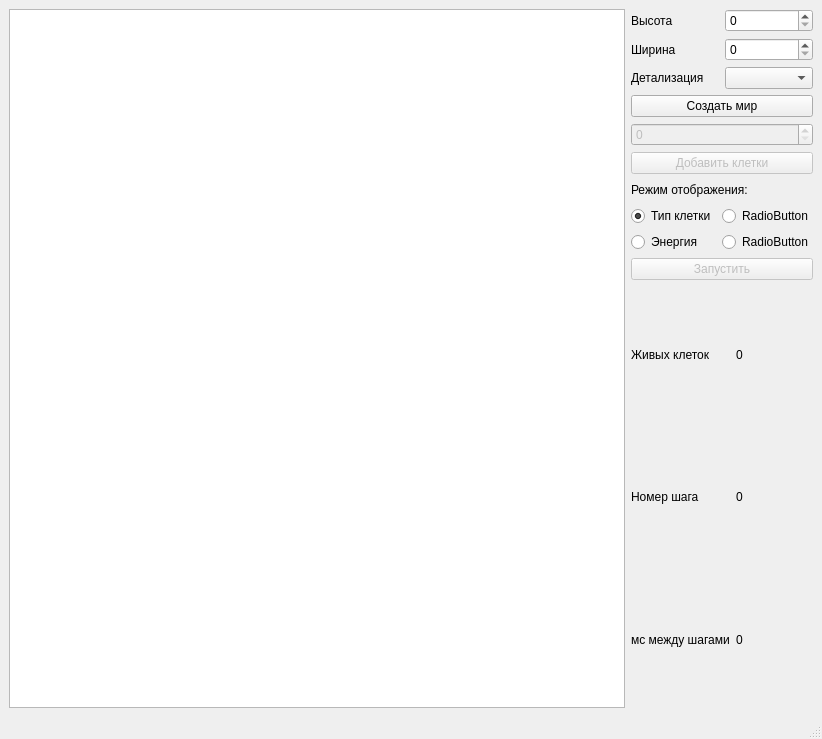
Above: mainwindow.ui from VladislavWaza/DigitalEvolution before the change. Below: the same form after it.
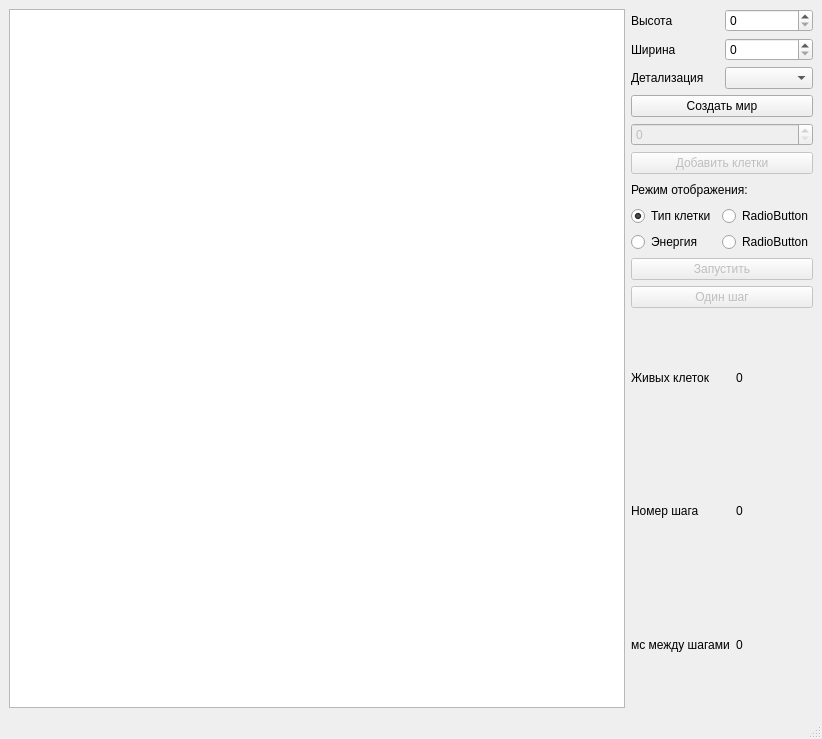
That is the form after the change.

```diff
--- a/mainwindow.ui
+++ b/mainwindow.ui
@@ -132,24 +132,17 @@
       </item>
       <item>
        <layout class="QGridLayout" name="gridLayout_4">
-        <item row="2" column="1">
-         <widget class="QLabel" name="stepNumber">
-          <property name="text">
-           <string>0</string>
-          </property>
-         </widget>
-        </item>
-        <item row="2" column="0">
+        <item row="3" column="0">
          <widget class="QLabel" name="label_7">
           <property name="text">
            <string>Номер шага</string>
           </property>
          </widget>
         </item>
-        <item row="3" column="0">
-         <widget class="QLabel" name="label_6">
+        <item row="4" column="1">
+         <widget class="QLabel" name="time">
           <property name="text">
-           <string>мс между шагами</string>
+           <string>0</string>
           </property>
          </widget>
         </item>
@@ -164,26 +157,43 @@
          </widget>
         </item>
         <item row="3" column="1">
-         <widget class="QLabel" name="time">
+         <widget class="QLabel" name="stepNumber">
           <property name="text">
            <string>0</string>
           </property>
          </widget>
         </item>
-        <item row="1" column="0">
+        <item row="2" column="0">
          <widget class="QLabel" name="label_3">
           <property name="text">
            <string>Живых клеток</string>
           </property>
          </widget>
         </item>
-        <item row="1" column="1">
+        <item row="2" column="1">
          <widget class="QLabel" name="cellsNumber">
           <property name="text">
            <string>0</string>
           </property>
          </widget>
         </item>
+        <item row="4" column="0">
+         <widget class="QLabel" name="label_6">
+          <property name="text">
+           <string>мс между шагами</string>
+          </property>
+         </widget>
+        </item>
+        <item row="1" column="0" colspan="2">
+         <widget class="QPushButton" name="oneStep">
+          <property name="enabled">
+           <bool>false</bool>
+          </property>
+          <property name="text">
+           <string>Один шаг</string>
+          </property>
+         </widget>
+        </item>
        </layout>
       </item>
      </layout>
```
